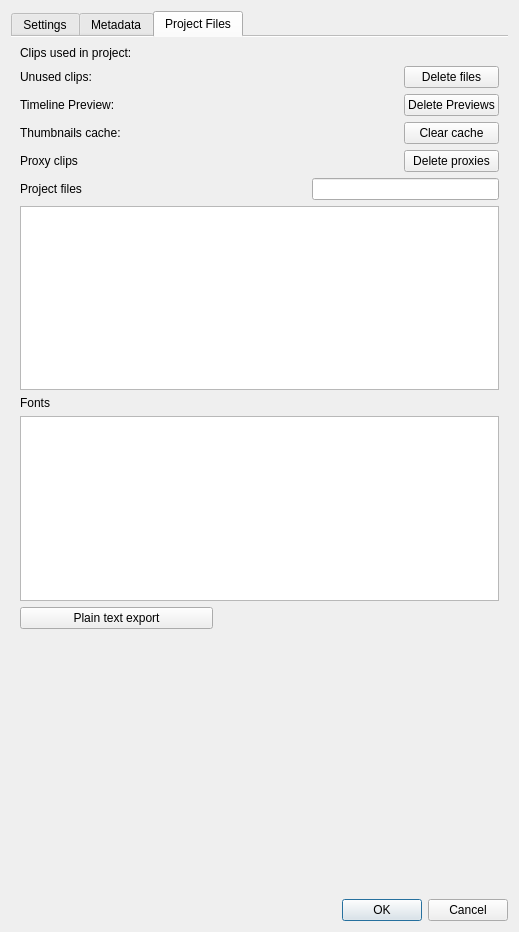
The window that src/ui/projectsettings_ui.ui (KDE/kdenlive) describes before a commit, drawn with Qt 5.
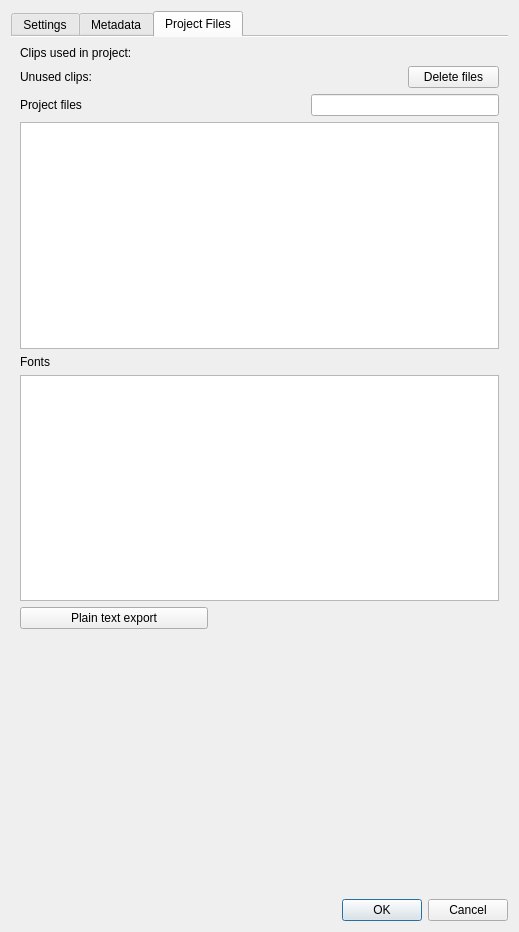
The same window after the commit. The open tabs and pages were chosen to show the change. Custom widgets are drawn as their Qt base class.

Commit message: Change temporary data location to use XDG compliant folders. Proxy clips, timeline preview and thumbs will now be saved inside a project specific folder in $HOME/.cache/kdenlive

The edit to the form file:
```diff
--- a/src/ui/projectsettings_ui.ui
+++ b/src/ui/projectsettings_ui.ui
@@ -464,14 +464,14 @@
        <string>Project Files</string>
       </attribute>
       <layout class="QGridLayout" name="gridLayout_4">
-       <item row="3" column="3">
-        <widget class="QLabel" name="thumbs_size">
-         <property name="text">
-          <string/>
+       <item row="5" column="0" colspan="5">
+        <widget class="QListWidget" name="fonts_list">
+         <property name="alternatingRowColors">
+          <bool>true</bool>
          </property>
         </widget>
        </item>
-       <item row="6" column="0" colspan="5">
+       <item row="3" column="0" colspan="5">
         <widget class="QTreeWidget" name="files_list">
          <property name="alternatingRowColors">
           <bool>true</bool>
@@ -544,116 +544,32 @@
          </property>
         </widget>
        </item>
-       <item row="3" column="0">
-        <widget class="QLabel" name="label_11">
-         <property name="text">
-          <string>Thumbnails cache:</string>
-         </property>
-        </widget>
-       </item>
-       <item row="3" column="2">
-        <widget class="QLabel" name="thumbs_count">
-         <property name="text">
-          <string/>
-         </property>
-        </widget>
-       </item>
-       <item row="3" column="4">
-        <widget class="QPushButton" name="clear_cache">
-         <property name="text">
-          <string>Clear cache</string>
-         </property>
-        </widget>
-       </item>
-       <item row="4" column="0">
-        <widget class="QLabel" name="label_14">
-         <property name="text">
-          <string>Proxy clips</string>
-         </property>
-        </widget>
-       </item>
-       <item row="4" column="2">
-        <widget class="QLabel" name="proxy_count">
-         <property name="text">
-          <string/>
-         </property>
-        </widget>
-       </item>
-       <item row="4" column="3">
-        <widget class="QLabel" name="proxy_size">
-         <property name="text">
-          <string/>
-         </property>
-        </widget>
-       </item>
-       <item row="5" column="3" colspan="2">
+       <item row="2" column="3" colspan="2">
         <widget class="KTreeWidgetSearchLine" name="list_search"/>
        </item>
-       <item row="4" column="4">
-        <widget class="QPushButton" name="delete_proxies">
-         <property name="text">
-          <string>Delete proxies</string>
-         </property>
-        </widget>
-       </item>
-       <item row="5" column="0">
+       <item row="2" column="0">
         <widget class="QLabel" name="label_13">
          <property name="text">
           <string>Project files</string>
          </property>
         </widget>
        </item>
-       <item row="8" column="0" colspan="5">
-        <widget class="QListWidget" name="fonts_list">
-         <property name="alternatingRowColors">
-          <bool>true</bool>
-         </property>
-        </widget>
-       </item>
-       <item row="7" column="0">
+       <item row="4" column="0">
         <widget class="QLabel" name="label_fonts">
          <property name="text">
           <string>Fonts</string>
          </property>
         </widget>
        </item>
-       <item row="9" column="0" colspan="2">
+       <item row="6" column="0" colspan="2">
         <widget class="QPushButton" name="button_export">
          <property name="text">
           <string>Plain text export</string>
          </property>
         </widget>
        </item>
-       <item row="5" column="2">
-        <widget class="QLabel" name="files_count">
-         <property name="text">
-          <string/>
-         </property>
-        </widget>
-       </item>
-       <item row="2" column="0">
-        <widget class="QLabel" name="label_16">
-         <property name="text">
-          <string>Timeline Preview:</string>
-         </property>
-        </widget>
-       </item>
-       <item row="2" column="3">
-        <widget class="QLabel" name="preview_size">
-         <property name="text">
-          <string/>
-         </property>
-        </widget>
-       </item>
-       <item row="2" column="4">
-        <widget class="QPushButton" name="delete_preview">
-         <property name="text">
-          <string>Delete Previews</string>
-         </property>
-        </widget>
-       </item>
        <item row="2" column="2">
-        <widget class="QLabel" name="preview_count">
+        <widget class="QLabel" name="files_count">
          <property name="text">
           <string/>
          </property>
```
The commit also changes 20 other files.
